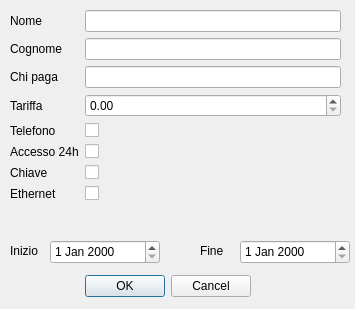
Before: the Qt Designer form addreservation.ui in lucapegolotti/coworking, drawn with Qt 5.
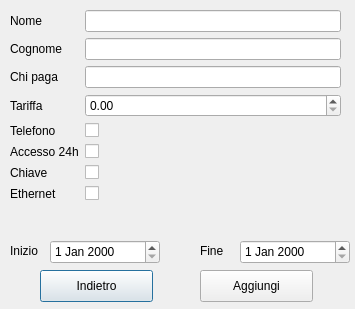
After: the same form once the commit is applied.

Diff of the .ui file:
```diff
--- a/addreservation.ui
+++ b/addreservation.ui
@@ -13,22 +13,6 @@
   <property name="windowTitle">
    <string>Dialog</string>
   </property>
-  <widget class="QDialogButtonBox" name="buttonBox">
-   <property name="geometry">
-    <rect>
-     <x>20</x>
-     <y>270</y>
-     <width>231</width>
-     <height>32</height>
-    </rect>
-   </property>
-   <property name="orientation">
-    <enum>Qt::Horizontal</enum>
-   </property>
-   <property name="standardButtons">
-    <set>QDialogButtonBox::Cancel|QDialogButtonBox::Ok</set>
-   </property>
-  </widget>
   <widget class="QWidget" name="formLayoutWidget_2">
    <property name="geometry">
     <rect>
@@ -171,6 +155,32 @@
     </rect>
    </property>
   </widget>
+  <widget class="QPushButton" name="indietroButton">
+   <property name="geometry">
+    <rect>
+     <x>40</x>
+     <y>270</y>
+     <width>113</width>
+     <height>32</height>
+    </rect>
+   </property>
+   <property name="text">
+    <string>Indietro</string>
+   </property>
+  </widget>
+  <widget class="QPushButton" name="aggiungiButton">
+   <property name="geometry">
+    <rect>
+     <x>200</x>
+     <y>270</y>
+     <width>113</width>
+     <height>32</height>
+    </rect>
+   </property>
+   <property name="text">
+    <string>Aggiungi</string>
+   </property>
+  </widget>
  </widget>
  <resources/>
  <connections>
```
Left out of the diff: 37 changed lines with no effect on the pictures.
